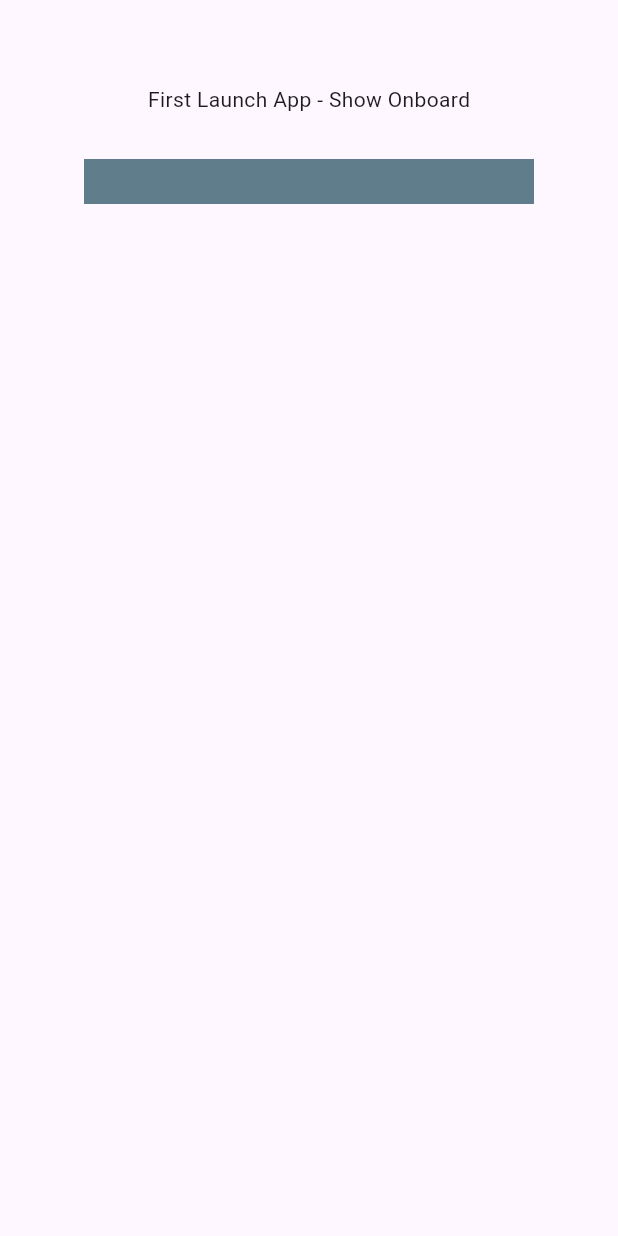
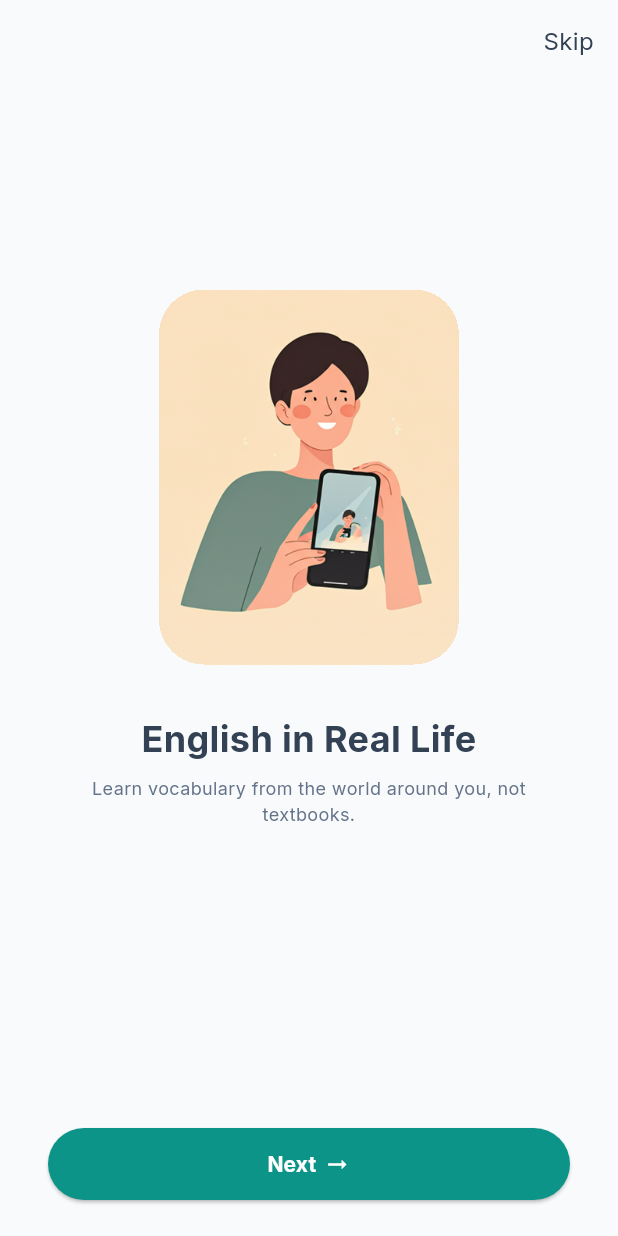
Before and after one commit to dvth-dev/WordSnap, a Flutter app: the screen it shows after launch, on a phone screen of 412 x 824 dp. Run offline on Flutter 3.47's test engine with Material 3 defaults, Android fonts, the phone set to English and light mode, and no system bars; our stand-ins replace equatable, flutter_bloc, google_fonts, hive, hive_flutter; accounts and stored records are empty.

Commit message:
Setup Onboard screen

```diff
--- /dev/null
+++ b/lib/core/constants/app_colors.dart
@@ -0,0 +1,13 @@
+import 'dart:ui';
+
+import 'package:flutter/material.dart';
+
+class AppColors {
+  static const Color primary = Color(0xFF0D9488);
+  static const Color background = Color(0xFFF9FAFB);
+  static const Color white = Color(0xFFFFFFFF);
+
+  // - Text Colors
+  static const Color title  = Color(0xFF334155);
+  static const Color subTitle = Color(0xFF64748B);
+}
--- /dev/null
+++ b/lib/core/constants/app_dimens.dart
@@ -0,0 +1,39 @@
+class Dimens {
+  Dimens._(); // prevent instance
+
+  // Padding & Margin
+  static const double p2 = 2;
+  static const double p4 = 4;
+  static const double p8 = 8;
+  static const double p12 = 12;
+  static const double p16 = 16;
+  static const double p20 = 20;
+  static const double p24 = 24;
+  static const double p32 = 32;
+
+  // Border radius
+  static const double r4 = 4;
+  static const double r8 = 8;
+  static const double r12 = 12;
+  static const double r16 = 16;
+  static const double r24 = 24;
+
+  // Font size
+  static const double f10 = 10;
+  static const double f12 = 12;
+  static const double f14 = 14;
+  static const double f16 = 16;
+  static const double f18 = 18;
+  static const double f20 = 20;
+  static const double f24 = 24;
+  static const double f32 = 32;
+
+  // Icon size
+  static const double icon12 = 12;
+  static const double icon16 = 16;
+  static const double icon24 = 24;
+  static const double icon32 = 32;
+
+  // Button height
+  static const double buttonHeight = 48;
+}
--- /dev/null
+++ b/lib/core/widgets/button_widget.dart
@@ -0,0 +1,51 @@
+import 'package:flutter/material.dart';
+import 'package:wordsnap/core/widgets/text_widget.dart';
+
+import '../constants/app_colors.dart';
+import '../constants/app_dimens.dart';
+
+class ButtonWidget extends StatelessWidget {
+  final String title;
+  final VoidCallback onPressed;
+  final double height;
+  final Color backgroundColor;
+  final Color textColor;
+  final double borderRadius;
+  final Widget? child;
+  final EdgeInsets? margin;
+  final EdgeInsets? padding;
+  const ButtonWidget({
+    super.key,
+    required this.title,
+    required this.onPressed,
+    this.height = Dimens.buttonHeight,
+    this.backgroundColor = AppColors.primary,
+    this.textColor = AppColors.white,
+    this.borderRadius = 100, // pill shape
+    this.child,
+    this.margin,
+    this.padding,
+  });
+
+  @override
+  Widget build(BuildContext context) {
+    return Container(
+      margin: margin,
+      padding: padding,
+      height: height,
+      width: double.infinity,
+      child: ElevatedButton(
+        onPressed: onPressed,
+        style: ElevatedButton.styleFrom(
+          backgroundColor: backgroundColor,
+          shape: RoundedRectangleBorder(
+            borderRadius: BorderRadius.circular(borderRadius),
+          ),
+        ),
+        child:
+            child ??
+            TextWidget(title, color: textColor, fontWeight: FontWeight.w600),
+      ),
+    );
+  }
+}
--- /dev/null
+++ b/lib/core/widgets/text_widget.dart
@@ -0,0 +1,40 @@
+import 'package:flutter/material.dart';
+import 'package:google_fonts/google_fonts.dart';
+
+import '../constants/app_dimens.dart';
+
+class TextWidget extends StatelessWidget {
+  final String text;
+  final double fontSize;
+  final FontWeight fontWeight;
+  final Color color;
+  final TextAlign textAlign;
+  final int? maxLines;
+  final TextOverflow overflow;
+
+  const TextWidget(
+    this.text, {
+    super.key,
+    this.fontSize = Dimens.f14,
+    this.fontWeight = FontWeight.normal,
+    this.color = Colors.black,
+    this.textAlign = TextAlign.start,
+    this.maxLines,
+    this.overflow = TextOverflow.ellipsis,
+  });
+
+  @override
+  Widget build(BuildContext context) {
+    return Text(
+      text,
+      textAlign: textAlign,
+      maxLines: maxLines,
+      overflow: overflow,
+      style: GoogleFonts.inter(
+        fontSize: fontSize,
+        fontWeight: fontWeight,
+        color: color,
+      ),
+    );
+  }
+}
--- a/lib/app.dart
+++ b/lib/features/app/app.dart
@@ -1,9 +1,10 @@
 import 'package:flutter/material.dart';
 import 'package:flutter_bloc/flutter_bloc.dart';
 import 'package:wordsnap/features/app/bloc/app_event.dart';
+import 'package:wordsnap/features/onboard/onboard_screen.dart';
 
-import 'features/app/bloc/app_bloc.dart';
-import 'features/app/bloc/app_state.dart';
+import 'bloc/app_bloc.dart';
+import 'bloc/app_state.dart';
 
 class MyApp extends StatelessWidget {
   const MyApp({super.key});
@@ -12,7 +13,10 @@ class MyApp extends StatelessWidget {
   Widget build(BuildContext context) {
     return BlocBuilder<AppBloc, AppState>(
       builder: (context, state) {
-        return MaterialApp(home: _buildHome(state, context));
+        return MaterialApp(
+          debugShowCheckedModeBanner: false,
+          home: _buildHome(state, context),
+        );
       },
     );
   }
@@ -27,28 +31,7 @@ class MyApp extends StatelessWidget {
     }
 
     if (state is AppFirstLaunchState) {
-      return Scaffold(
-        appBar: AppBar(),
-        body: Center(
-          child: Column(
-            crossAxisAlignment: CrossAxisAlignment.center,
-            spacing: 30.0,
-            children: [
-              Text('First Launch App - Show Onboard'),
-              InkWell(
-                onTap: () {
-                  context.read<AppBloc>().add(OnboardCompleted());
-                },
-                child: Container(
-                  height: 30,
-                  width: 300,
-                  color: Colors.blueGrey,
-                ),
-              ),
-            ],
-          ),
-        ),
-      );
+      return const OnboardScreen();
     }
 
     if (state is AppReadyState) {
--- /dev/null
+++ b/lib/features/onboard/data/models/onboard_model.dart
@@ -0,0 +1,11 @@
+class OnboardModel {
+  final String title;
+  final String subTitle;
+  final String imageUrl;
+
+  OnboardModel({
+    required this.title,
+    required this.subTitle,
+    required this.imageUrl,
+  });
+}
--- a/lib/features/onboard/onboard_screen.dart
+++ b/lib/features/onboard/onboard_screen.dart
@@ -0,0 +1,145 @@
+import 'package:flutter/material.dart';
+import 'package:flutter_bloc/flutter_bloc.dart';
+import 'package:wordsnap/core/constants/app_colors.dart';
+import 'package:wordsnap/core/constants/app_dimens.dart';
+import 'package:wordsnap/core/widgets/button_widget.dart';
+import 'package:wordsnap/core/widgets/text_widget.dart';
+import 'package:wordsnap/features/onboard/data/models/onboard_model.dart';
+import 'package:wordsnap/features/onboard/widgets/onboard_page_widget.dart';
+
+import '../app/bloc/app_bloc.dart';
+import '../app/bloc/app_event.dart';
+
+class OnboardScreen extends StatefulWidget {
+  const OnboardScreen({super.key});
+
+  @override
+  State<OnboardScreen> createState() => _OnboardScreenState();
+}
+
+class _OnboardScreenState extends State<OnboardScreen> {
+  late final PageController _pageController;
+  late final List<OnboardModel> listOnboard;
+  late final int maxPage;
+  int _currentIndex = 0;
+
+  @override
+  void initState() {
+    super.initState();
+    initData();
+    _pageController = PageController(
+      initialPage: _currentIndex,
+      viewportFraction: 1,
+    );
+
+    _pageController.addListener(listenerPageview);
+  }
+
+  @override
+  void dispose() {
+    _pageController.removeListener(listenerPageview);
+    _pageController.dispose();
+    super.dispose();
+  }
+
+  @override
+  Widget build(BuildContext context) {
+    return Scaffold(
+      backgroundColor: AppColors.background,
+      appBar: _appbar(context),
+      bottomNavigationBar: _nextButton(context),
+      body: PageView.builder(
+        physics: NeverScrollableScrollPhysics(),
+        controller: _pageController,
+        itemCount: listOnboard.length,
+        itemBuilder: (_, index) {
+          return OnboardPageWidget(onboardModel: listOnboard[index]);
+        },
+      ),
+    );
+  }
+
+  void initData() {
+    listOnboard = [
+      OnboardModel(
+        title: 'English in Real Life',
+        subTitle: 'Learn vocabulary from the world around you, not textbooks.',
+        imageUrl: 'assets/images/onboard-1.png',
+      ),
+      OnboardModel(
+        title: 'Capture to Learn',
+        subTitle: 'Snap everyday objects and grow your English vocabulary.',
+        imageUrl: 'assets/images/onboard-2.png',
+      ),
+
+      OnboardModel(
+        title: 'Save and Remember',
+        subTitle:
+            'Turn recognized objects into flashcards you can review anytime.',
+        imageUrl: 'assets/images/onboard-3.png',
+      ),
+    ];
+
+    maxPage = listOnboard.length;
+  }
+
+  void listenerPageview() {
+    final page = (_pageController.page ?? 0).round();
+    if (page != _currentIndex) {
+      setState(() {
+        _currentIndex = page;
+      });
+    }
+  }
+
+  AppBar _appbar(BuildContext context) {
+    return AppBar(
+      backgroundColor: AppColors.background,
+      elevation: 0.0,
+      actions: [
+        Container(
+          padding: EdgeInsets.symmetric(horizontal: Dimens.p16),
+          width: MediaQuery.of(context).size.width,
+          child: TextWidget(
+            'Skip',
+            textAlign: TextAlign.end,
+            fontSize: Dimens.f16,
+            color: AppColors.title,
+          ),
+        ),
+      ],
+    );
+  }
+
+  Widget _nextButton(BuildContext context) {
+    final bottomDeviceSpace = MediaQuery.of(context).padding.bottom;
+    return ButtonWidget(
+      title: 'Next ->',
+      margin: EdgeInsets.only(
+        left: Dimens.p32,
+        right: Dimens.p32,
+        bottom: Dimens.p24 + bottomDeviceSpace,
+      ),
+      onPressed: () {
+        if (_currentIndex < maxPage - 1) {
+          _pageController.nextPage(
+            duration: Duration(milliseconds: 300),
+            curve: Curves.ease,
+          );
+        }
+      },
+      child: Row(
+        mainAxisAlignment: MainAxisAlignment.center,
+        spacing: 5.0,
+        children: [
+          TextWidget(
+            _currentIndex == maxPage - 1 ? 'Get Started' : 'Next',
+            color: AppColors.white,
+            fontWeight: FontWeight.bold,
+          ),
+          Icon(Icons.arrow_right_alt_outlined, color: AppColors.white),
+        ],
+      ),
+    );
+  }
+}
--- /dev/null
+++ b/lib/features/onboard/widgets/onboard_page_widget.dart
@@ -0,0 +1,68 @@
+import 'package:flutter/material.dart';
+import 'package:wordsnap/core/constants/app_colors.dart';
+import 'package:wordsnap/core/constants/app_dimens.dart';
+import 'package:wordsnap/core/widgets/text_widget.dart';
+import 'package:wordsnap/features/onboard/data/models/onboard_model.dart';
+
+class OnboardPageWidget extends StatelessWidget {
+  const OnboardPageWidget({super.key, required this.onboardModel});
+
+  final OnboardModel onboardModel;
+
+  @override
+  Widget build(BuildContext context) {
+    return LayoutBuilder(
+      builder: (contextBuilder, constraint) {
+        return SingleChildScrollView(
+          child: ConstrainedBox(
+            constraints: BoxConstraints(minHeight: constraint.maxHeight),
+            child: Column(
+              mainAxisAlignment: MainAxisAlignment.center,
+              children: [
+                Container(
+                  width: 200,
+                  height: 250,
+                  margin: EdgeInsets.only(bottom: Dimens.p32),
+                  decoration: BoxDecoration(
+                    borderRadius: BorderRadius.circular(30),
+                  ),
+                  clipBehavior: Clip.hardEdge,
+                  child: Image.asset(
+                    onboardModel.imageUrl,
+
+                    fit: BoxFit.contain,
+                  ),
+                ),
+                Padding(
+                  padding: EdgeInsets.symmetric(horizontal: Dimens.p32),
+                  child: TextWidget(
+                    onboardModel.title,
+                    color: AppColors.title,
+                    fontWeight: FontWeight.w700,
+                    fontSize: Dimens.f24,
+                    textAlign: TextAlign.center,
+                  ),
+                ),
+                Padding(
+                  padding: EdgeInsets.symmetric(
+                    horizontal: Dimens.p32,
+                    vertical: Dimens.p8,
+                  ),
+                  child: TextWidget(
+                    onboardModel.subTitle,
+                    color: AppColors.subTitle,
+                    fontWeight: FontWeight.w400,
+                    fontSize: Dimens.f12,
+                    textAlign: TextAlign.center,
+                    maxLines: 10,
+                  ),
+                ),
+                SizedBox(height: kToolbarHeight,)
+              ],
+            ),
+          ),
+        );
+      },
+    );
+  }
+}
--- a/lib/main.dart
+++ b/lib/main.dart
@@ -1,6 +1,6 @@
 import 'package:flutter/material.dart';
 import 'package:flutter_bloc/flutter_bloc.dart';
-import 'package:wordsnap/app.dart';
+import 'package:wordsnap/features/app/app.dart';
 import 'package:wordsnap/core/constants/hive_box_name.dart';
 import 'package:wordsnap/core/services/hive_service.dart';
 import 'package:wordsnap/features/app/bloc/app_bloc.dart';
--- a/pubspec.yaml
+++ b/pubspec.yaml
@@ -39,6 +39,7 @@ dependencies:
   path_provider: ^2.1.5
   hive_flutter: ^1.1.0
   equatable: ^2.0.7
+  google_fonts: ^6.3.2
 
 dev_dependencies:
   flutter_test:
@@ -67,6 +68,8 @@ flutter:
   # To add assets to your application, add an assets section, like this:
   assets:
     - assets/
+    - assets/images/
+    - assets/icons/
   #   - images/a_dot_ham.jpeg
 
   # An image asset can refer to one or more resolution-specific "variants", see
```
Also changed, not shown: assets/images/onboard-1.png (added), assets/images/onboard-2.png (added), assets/images/onboard-3.png (added).
